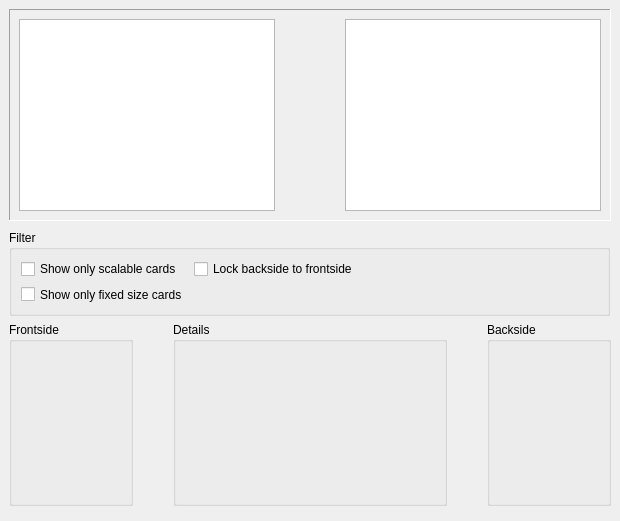
This is kgamecardselector.ui in KDE/libkdegames as Qt 5 draws it before an edit. The edited form follows.
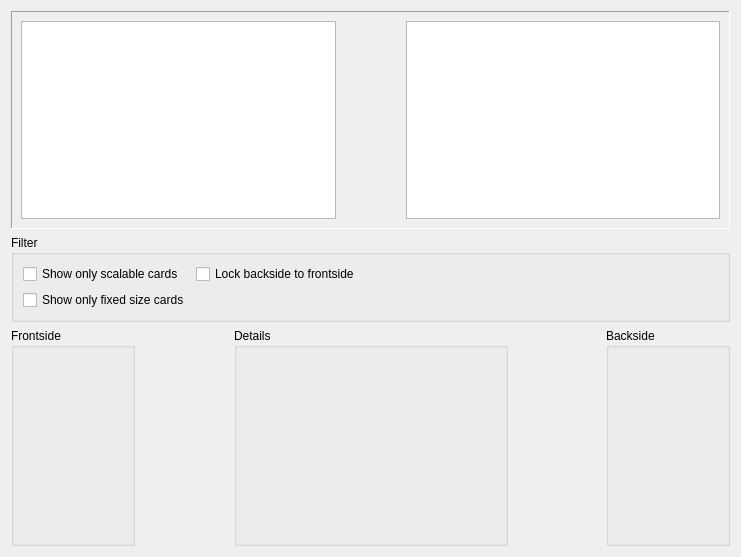
This is the edited form.

Commit message: Fix the layout of the dialog. It properly resizes now when the dialog is resized, but it still has a minimum and maximum size. Also the two listviews now expand if you make the dialog larger, instead of the spacer between them expanding.

```diff
--- a/kgamecardselector.ui
+++ b/kgamecardselector.ui
@@ -5,8 +5,8 @@
    <rect>
     <x>0</x>
     <y>0</y>
-    <width>620</width>
-    <height>521</height>
+    <width>741</width>
+    <height>557</height>
    </rect>
   </property>
   <property name="sizePolicy" >
@@ -27,15 +27,9 @@
     <height>800</height>
    </size>
   </property>
+  <layout class="QVBoxLayout" >
+   <item>
   <widget class="QFrame" name="frame_3" >
-   <property name="geometry" >
-    <rect>
-     <x>9</x>
-     <y>9</y>
-     <width>602</width>
-     <height>212</height>
-    </rect>
-   </property>
    <property name="frameShape" >
     <enum>QFrame::Panel</enum>
    </property>
@@ -45,6 +39,12 @@
    <layout class="QGridLayout" >
     <item row="0" column="0" >
      <widget class="QListWidget" name="frontList" >
+        <property name="sizePolicy" >
+         <sizepolicy vsizetype="Expanding" hsizetype="Expanding" >
+          <horstretch>1</horstretch>
+          <verstretch>0</verstretch>
+         </sizepolicy>
+        </property>
       <property name="minimumSize" >
        <size>
         <width>0</width>
@@ -72,7 +72,7 @@
       </property>
       <property name="sizeHint" >
        <size>
-        <width>16</width>
+          <width>64</width>
         <height>62</height>
        </size>
       </property>
@@ -80,6 +80,12 @@
     </item>
     <item row="0" column="2" >
      <widget class="QListWidget" name="backList" >
+        <property name="sizePolicy" >
+         <sizepolicy vsizetype="Expanding" hsizetype="Expanding" >
+          <horstretch>1</horstretch>
+          <verstretch>0</verstretch>
+         </sizepolicy>
+        </property>
       <property name="minimumSize" >
        <size>
         <width>0</width>
@@ -99,17 +105,11 @@
     </item>
    </layout>
   </widget>
+   </item>
+   <item>
   <widget class="QGroupBox" name="groupBox_4" >
-   <property name="geometry" >
-    <rect>
-     <x>9</x>
-     <y>230</y>
-     <width>601</width>
-     <height>86</height>
-    </rect>
-   </property>
    <property name="sizePolicy" >
-    <sizepolicy vsizetype="Preferred" hsizetype="Maximum" >
+      <sizepolicy vsizetype="Preferred" hsizetype="Expanding" >
      <horstretch>0</horstretch>
      <verstretch>0</verstretch>
     </sizepolicy>
@@ -117,50 +117,22 @@
    <property name="title" >
     <string>Filter</string>
    </property>
-   <layout class="QHBoxLayout" >
-    <item>
-     <layout class="QVBoxLayout" >
-      <item>
+     <layout class="QGridLayout" >
+      <item rowspan="2" row="0" column="0" >
        <widget class="QCheckBox" name="checkBoxSVG" >
         <property name="text" >
          <string>Show only scalable cards</string>
         </property>
        </widget>
       </item>
-      <item>
-       <widget class="QCheckBox" name="checkBoxPNG" >
-        <property name="text" >
-         <string>Show only fixed size cards</string>
-        </property>
-       </widget>
-      </item>
-     </layout>
-    </item>
-    <item>
-     <layout class="QVBoxLayout" >
-      <item>
+      <item row="0" column="1" >
        <widget class="QCheckBox" name="checkBoxLock" >
         <property name="text" >
          <string>Lock backside to frontside</string>
         </property>
        </widget>
       </item>
-      <item>
-       <spacer>
-        <property name="orientation" >
-         <enum>Qt::Vertical</enum>
-        </property>
-        <property name="sizeHint" >
-         <size>
-          <width>20</width>
-          <height>21</height>
-         </size>
-        </property>
-       </spacer>
-      </item>
-     </layout>
-    </item>
-    <item>
+      <item rowspan="3" row="0" column="2" >
      <spacer>
       <property name="orientation" >
        <enum>Qt::Horizontal</enum>
@@ -173,17 +145,30 @@
       </property>
      </spacer>
     </item>
-   </layout>
-  </widget>
-  <widget class="QWidget" name="layoutWidget" >
-   <property name="geometry" >
-    <rect>
-     <x>9</x>
-     <y>322</y>
-     <width>602</width>
-     <height>184</height>
-    </rect>
-   </property>
+      <item rowspan="2" row="1" column="1" >
+       <spacer>
+        <property name="orientation" >
+         <enum>Qt::Vertical</enum>
+        </property>
+        <property name="sizeHint" >
+         <size>
+          <width>20</width>
+          <height>21</height>
+         </size>
+        </property>
+       </spacer>
+      </item>
+      <item row="2" column="0" >
+       <widget class="QCheckBox" name="checkBoxPNG" >
+        <property name="text" >
+         <string>Show only fixed size cards</string>
+        </property>
+       </widget>
+      </item>
+     </layout>
+    </widget>
+   </item>
+   <item>
    <layout class="QHBoxLayout" >
     <item>
      <widget class="QGroupBox" name="groupBox_2" >
@@ -357,7 +342,8 @@
      </widget>
     </item>
    </layout>
-  </widget>
+   </item>
+  </layout>
  </widget>
  <resources/>
  <connections/>
```
Lines whose indentation alone changed are shown as unchanged.
